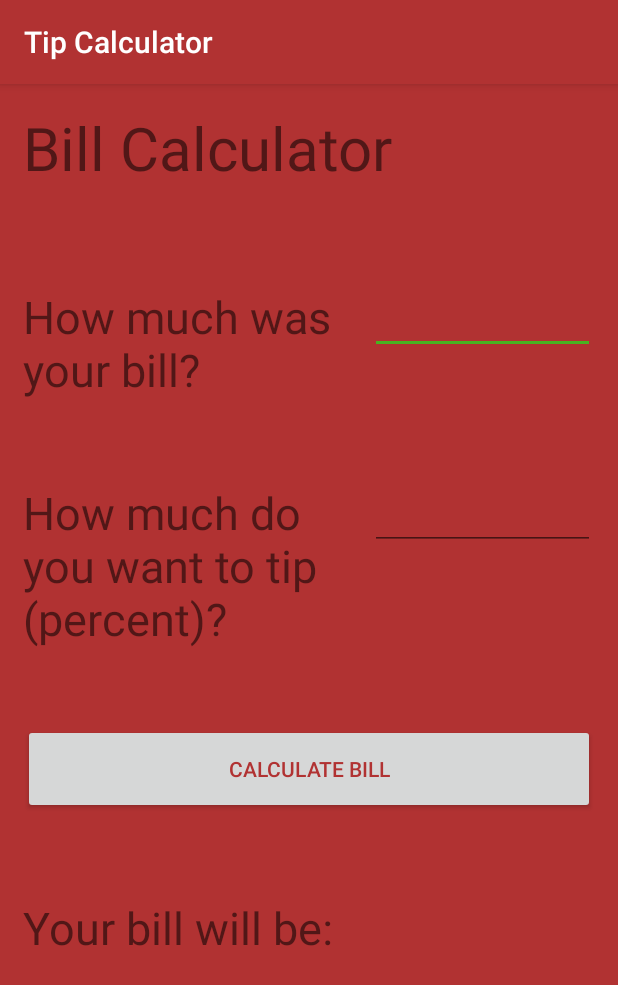
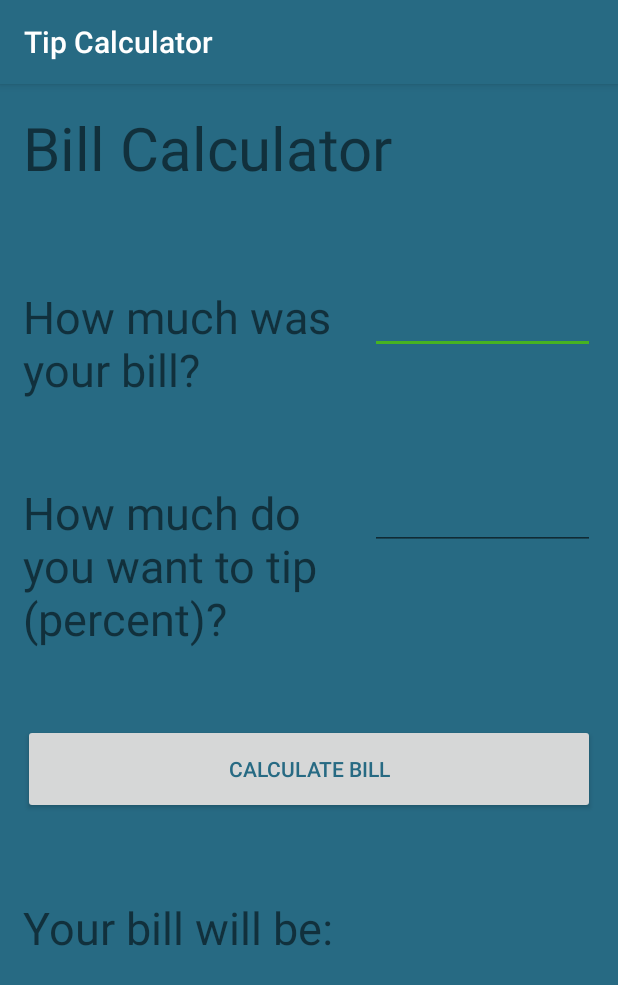
Before and after one commit to SamPfister/TipCalculator, an Android app: the screen it shows after launch (MainActivity), on a phone screen of 412 x 824 dp. Shown: the top 985 px of the screen. Run offline under Robolectric (Android 15) with nearby library versions, the phone set to English and light mode, and no system bars.

Commit message:
Final Project in school today

```diff
--- a/app/src/main/res/values/colors.xml
+++ b/app/src/main/res/values/colors.xml
@@ -1,6 +1,6 @@
 <?xml version="1.0" encoding="utf-8"?>
 <resources>
-    <color name="colorPrimary">#B13232</color>
+    <color name="colorPrimary">#276A83</color>
     <color name="colorPrimaryDark">#133241</color>
     <color name="colorAccent">#47B321</color>
 </resources>
```
